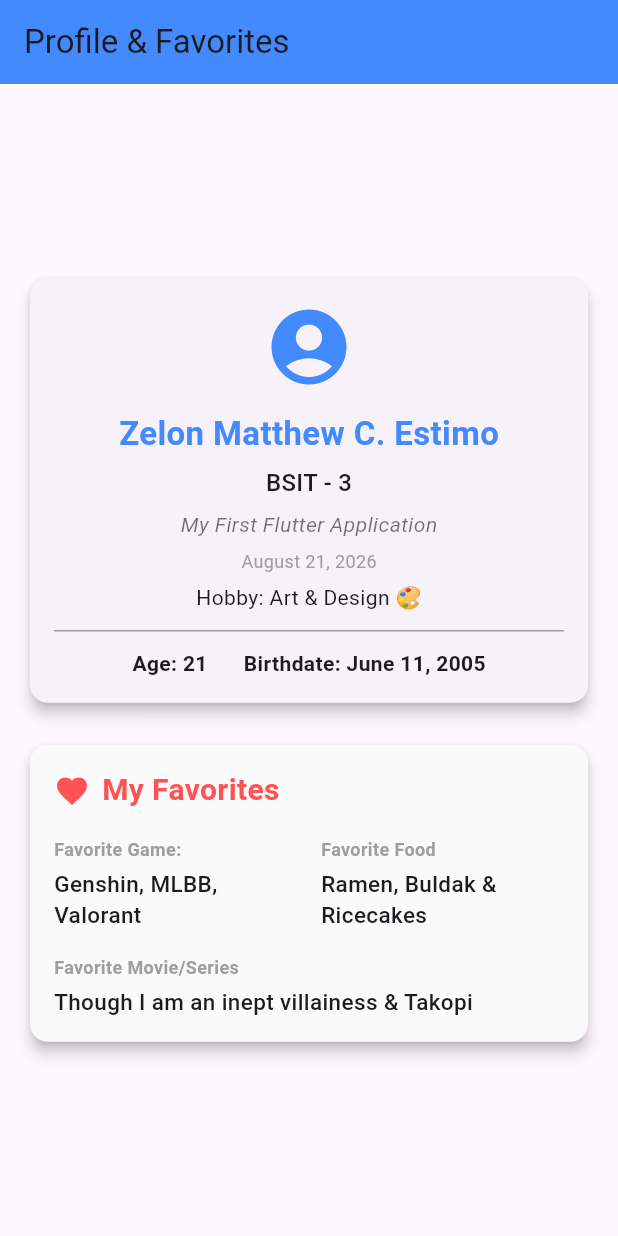
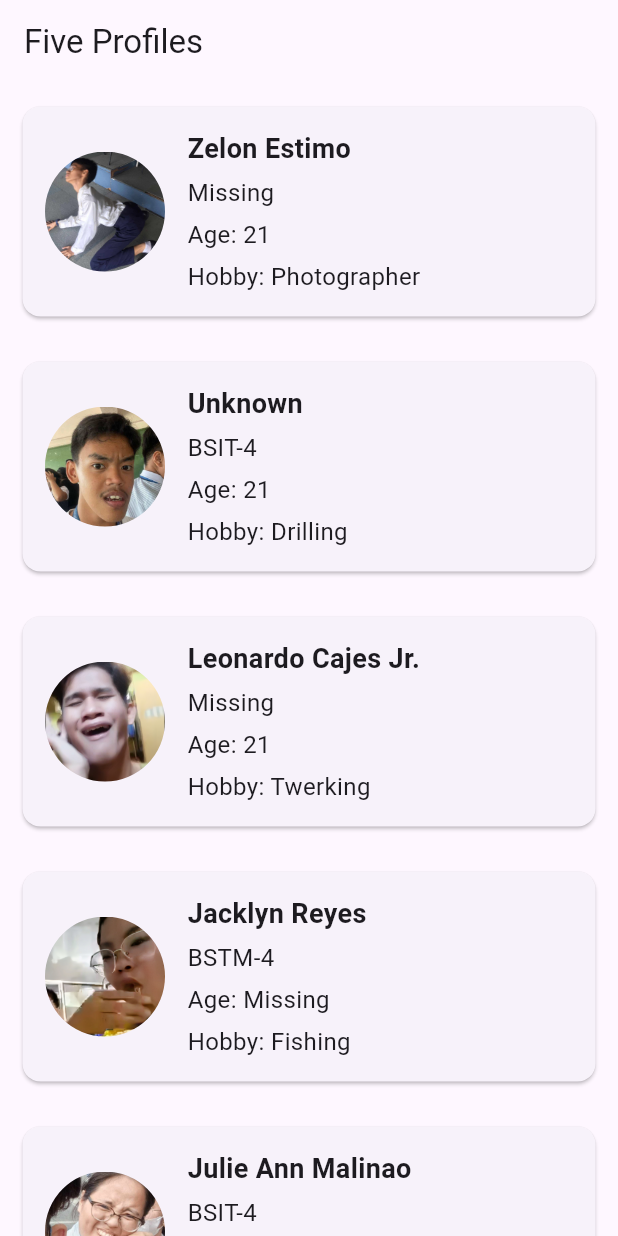
Before and after one commit to cutiezelll/IT314AB_Estimo, a Flutter app: the screen it shows after launch, on a phone screen of 412 x 824 dp. Run offline on Flutter 3.47's test engine with Material 3 defaults, Android fonts, the phone set to English and light mode, and no system bars.

Commit message:
feat: complete data-driven UI

```diff
--- a/my_first_flutter_app/lib/main.dart
+++ b/my_first_flutter_app/lib/main.dart
@@ -1,4 +1,62 @@
 import 'package:flutter/material.dart';
+
+// Profile class
+class Profile {
+  String? image;
+  String? name;
+  String? courseSection;
+  int? age;
+  String? hobby;
+
+  Profile({
+    required this.image,
+    required this.name,
+    required this.courseSection,
+    required this.age,
+    required this.hobby,
+  });
+}
+
+// Five different profiles
+List<Profile> profiles = [
+  Profile(
+    image: 'assets/zelon.png',
+    name: 'Zelon Estimo',
+    courseSection: null,
+    age: 21,
+    hobby: 'Photographer',
+  ),
+
+  Profile(
+    image: 'assets/ryan.png',
+    name: null,
+    courseSection: 'BSIT-4',
+    age: 21,
+    hobby: 'Drilling',
+  ),
+
+  Profile(
+    image: 'assets/leon.png',
+    name: 'Leonardo Cajes Jr.',
+    courseSection: null,
+    age: 21,
+    hobby: 'Twerking',
+  ),
+  Profile(
+    image: 'assets/jackie.png',
+    name: 'Jacklyn Reyes',
+    courseSection: 'BSTM-4',
+    age: null,
+    hobby: 'Fishing',
+  ),
+  Profile(
+    image: 'assets/julie.png',
+    name: 'Julie Ann Malinao',
+    courseSection: 'BSIT-4',
+    age: 21,
+    hobby: null,
+  ),
+];
 
 void main() {
   runApp(const MyApp());
@@ -10,190 +68,69 @@ class MyApp extends StatelessWidget {
   @override
   Widget build(BuildContext context) {
     return MaterialApp(
+      debugShowCheckedModeBanner: false,
       home: Scaffold(
-        appBar: AppBar(
-          title: const Text('Profile & Favorites'),
-          backgroundColor: Colors.blueAccent,
-        ),
-        body: Center(
-          child: SingleChildScrollView(
-            // Prevents screen overflow
-            padding: const EdgeInsets.all(16.0),
+        appBar: AppBar(title: const Text('Five Profiles')),
+
+        // Provides scrolling capability
+        // when the content is larger than the screen
+        body: SingleChildScrollView(
           child: Column(
             children: [
-                // CARD 1: Your Profile Information
+              for (Profile profile in profiles)
                 Card(
-                  elevation: 4,
+                  margin: const EdgeInsets.all(15),
                   child: Padding(
-                    padding: const EdgeInsets.all(16.0),
-                    child: Column(
-                      mainAxisAlignment: MainAxisAlignment.center,
-                      crossAxisAlignment: CrossAxisAlignment.center,
+                    padding: const EdgeInsets.all(15),
+                    child: Row(
                       children: [
-                        const Icon(
-                          Icons.account_circle,
-                          size: 60,
-                          color: Colors.blueAccent,
-                        ),
-                        const SizedBox(height: 12),
-                        const Text(
-                          'Zelon Matthew C. Estimo',
-                          style: TextStyle(
-                            fontSize: 22,
-                            fontWeight: FontWeight.bold,
-                            color: Colors.blueAccent,
-                          ),
-                        ),
-                        const SizedBox(height: 6),
-                        const Text(
-                          'BSIT - 3',
-                          style: TextStyle(
-                            fontSize: 16,
-                            fontWeight: FontWeight.w500,
-                          ),
-                        ),
-                        const SizedBox(height: 6),
-                        const Text(
-                          'My First Flutter Application',
-                          style: TextStyle(
-                            fontSize: 14,
-                            fontStyle: FontStyle.italic,
-                            color: Colors.black54,
-                          ),
-                        ),
-                        const SizedBox(height: 6),
-                        const Text(
-                          'August 21, 2026',
-                          style: TextStyle(fontSize: 12, color: Colors.grey),
-                        ),
-                        const SizedBox(height: 6),
-                        const Text(
-                          'Hobby: Art & Design 🎨',
-                          style: TextStyle(fontSize: 14),
-                        ),
-
-                        // FLAG 10: Discovered Widget - Divider
-                        // This adds a crisp horizontal dividing rule to break up the text blocks
-                        const Divider(
-                          height: 24, // Spacing space around the divider line
-                          thickness: 1, // Line thickness pixel count
-                          color: Colors.grey, // Line color presentation
-                        ),
-
-                        Row(
-                          mainAxisAlignment: MainAxisAlignment.center,
-                          children: [
-                            const Text(
-                              'Age: 21',
-                              style: TextStyle(fontWeight: FontWeight.bold),
-                            ),
-                            const SizedBox(width: 24),
-                            const Text(
-                              'Birthdate: June 11, 2005',
-                              style: TextStyle(fontWeight: FontWeight.bold),
-                            ),
-                          ],
-                        ),
-                      ],
-                    ),
+                        // Profile image
+                        ClipRRect(
+                          borderRadius: BorderRadius.circular(50),
+                          child: Image.asset(
+                            profile.image ?? 'Missing',
+                            width: 80,
+                            height: 80,
+                            fit: BoxFit.cover,
                           ),
                         ),
 
-                const SizedBox(height: 20), // Spacing between Card 1 and Card 2
-                Card(
-                  elevation: 4,
-                  color:
-                      Colors.grey[50], // Subtle background tint for distinction
-                  child: Padding(
-                    padding: const EdgeInsets.all(16.0),
-                    child: Column(
-                      crossAxisAlignment: CrossAxisAlignment.start,
-                      children: [
-                        // Card Header
-                        const Row(
-                          children: [
-                            Icon(Icons.favorite, color: Colors.redAccent),
-                            SizedBox(width: 8),
-                            Text(
-                              'My Favorites',
-                              style: TextStyle(
-                                fontSize: 20,
-                                fontWeight: FontWeight.bold,
-                                color: Colors.redAccent,
-                              ),
-                            ),
-                          ],
-                        ),
-                        const SizedBox(height: 16),
+                        const SizedBox(width: 15),
 
-                        // Row: Two items displayed side-by-side
-                        const Row(
-                          children: [
+                        // Profile information
                         Expanded(
                           child: Column(
                             crossAxisAlignment: CrossAxisAlignment.start,
                             children: [
                               Text(
-                                    'Favorite Game:',
-                                    style: TextStyle(
-                                      fontSize: 12,
-                                      color: Colors.grey,
+                                profile.name ?? 'Unknown',
+                                style: const TextStyle(
+                                  fontSize: 18,
                                   fontWeight: FontWeight.bold,
                                 ),
                               ),
-                                  SizedBox(height: 4),
+
+                              const SizedBox(height: 5),
+
                               Text(
-                                    'Genshin, MLBB, Valorant',
-                                    style: TextStyle(
-                                      fontSize: 15,
-                                      fontWeight: FontWeight.w500,
+                                profile.courseSection ?? 'Missing',
+                                style: const TextStyle(fontSize: 16),
                               ),
+
+                              const SizedBox(height: 5),
+
+                              Text(
+                                "Age: ${profile.age ?? 'Missing'}",
+                                style: const TextStyle(fontSize: 16),
+                              ),
+
+                              const SizedBox(height: 5),
+
+                              Text(
+                                "Hobby: ${profile.hobby ?? 'Not Provided'}",
+                                style: const TextStyle(fontSize: 16),
                               ),
                             ],
-                              ),
-                            ),
-                            SizedBox(width: 16),
-                            Expanded(
-                              child: Column(
-                                crossAxisAlignment: CrossAxisAlignment.start,
-                                children: [
-                                  Text(
-                                    'Favorite Food',
-                                    style: TextStyle(
-                                      fontSize: 12,
-                                      color: Colors.grey,
-                                      fontWeight: FontWeight.bold,
-                                    ),
-                                  ),
-                                  SizedBox(height: 4),
-                                  Text(
-                                    'Ramen, Buldak & Ricecakes',
-                                    style: TextStyle(
-                                      fontSize: 15,
-                                      fontWeight: FontWeight.w500,
-                                    ),
-                                  ),
-                                ],
-                              ),
-                            ),
-                          ],
-                        ),
-                        const SizedBox(height: 16),
-
-                        const Text(
-                          'Favorite Movie/Series',
-                          style: TextStyle(
-                            fontSize: 12,
-                            color: Colors.grey,
-                            fontWeight: FontWeight.bold,
-                          ),
-                        ),
-                        const SizedBox(height: 4),
-                        const Text(
-                          'Though I am an inept villainess & Takopi',
-                          style: TextStyle(
-                            fontSize: 15,
-                            fontWeight: FontWeight.w500,
                           ),
                         ),
                       ],
@@ -204,7 +141,6 @@ class MyApp extends StatelessWidget {
           ),
         ),
       ),
-      ),
     );
   }
 }
--- a/my_first_flutter_app/pubspec.yaml
+++ b/my_first_flutter_app/pubspec.yaml
@@ -58,7 +58,7 @@ flutter:
   uses-material-design: true
 
   assets:
-  - assets/Zel.png
+    - assets/
 
   # To add assets to your application, add an assets section, like this:
   # assets:
```
Also changed, not shown: my_first_flutter_app/assets/Zel.png (deleted), my_first_flutter_app/assets/jackie.png (added), my_first_flutter_app/assets/julie.png (added), my_first_flutter_app/assets/kourerin.png (deleted), my_first_flutter_app/assets/leon.png (added), my_first_flutter_app/assets/ryan.png (added), my_first_flutter_app/assets/zelon.png (added). Lines whose indentation alone changed are shown as unchanged.
